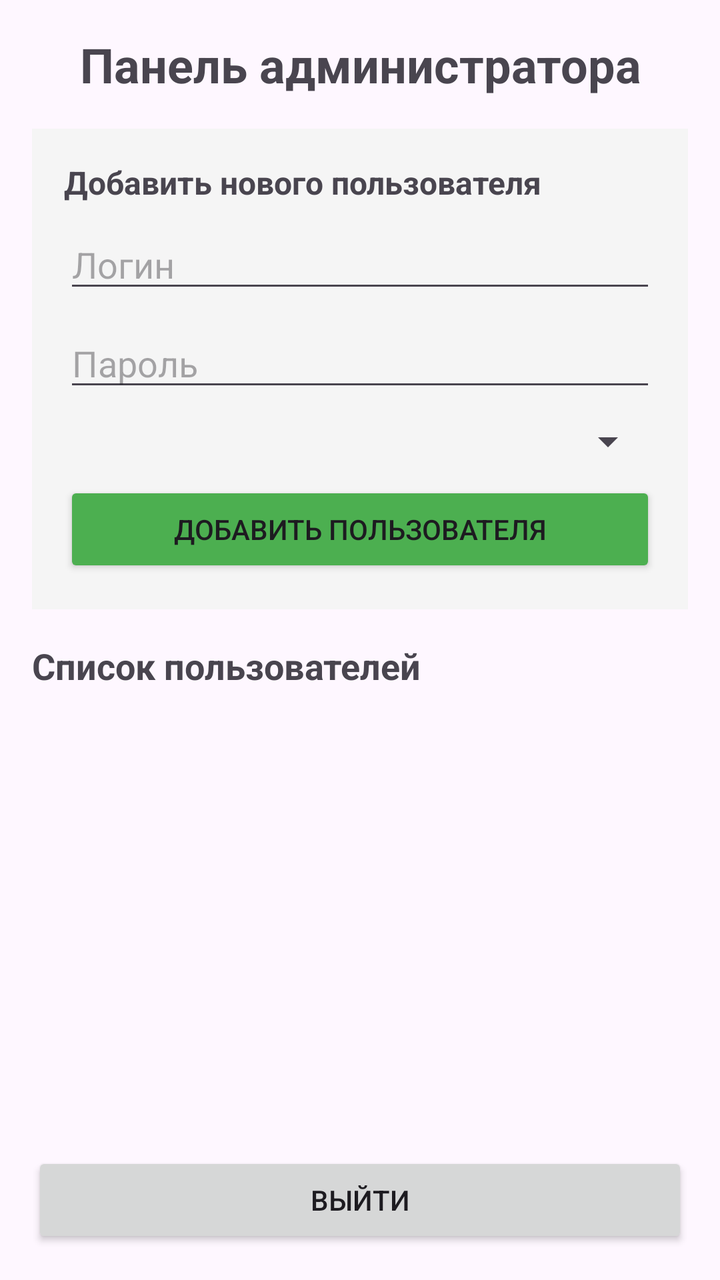
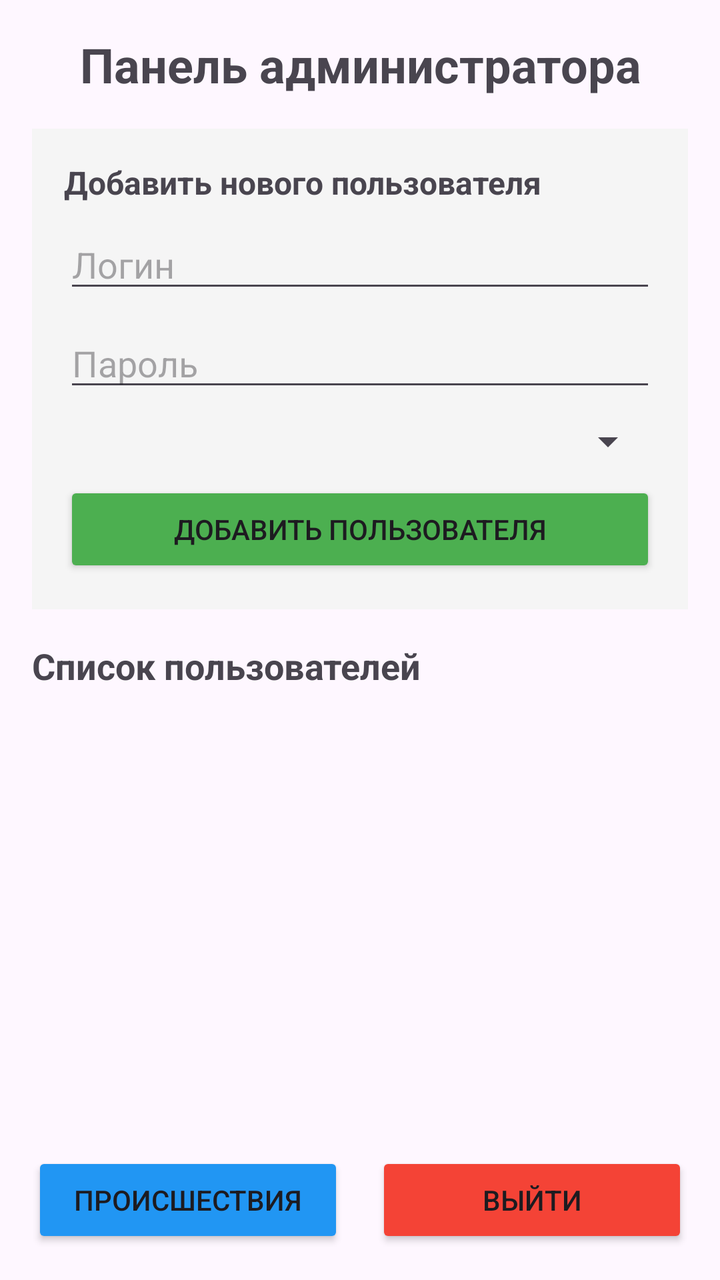

The first picture is an Android layout as it rendered before a commit; the second is the same layout after the commit. The layout source and the unified diff follow.
<!-- AndroidManifest.xml: application theme Theme.First_Aid -->
<!-- res/layout/activity_admin.xml -->
<?xml version="1.0" encoding="utf-8"?>
<LinearLayout xmlns:android="http://schemas.android.com/apk/res/android"
    android:layout_width="match_parent"
    android:layout_height="match_parent"
    android:orientation="vertical"
    android:padding="16dp">

    <TextView
        android:layout_width="match_parent"
        android:layout_height="wrap_content"
        android:text="Панель администратора"
        android:textSize="24sp"
        android:textStyle="bold"
        android:gravity="center"
        android:layout_marginBottom="16dp" />

    
    <LinearLayout
        android:layout_width="match_parent"
        android:layout_height="wrap_content"
        android:orientation="vertical"
        android:background="#f5f5f5"
        android:padding="16dp"
        android:layout_marginBottom="16dp">

        <TextView
            android:layout_width="match_parent"
            android:layout_height="wrap_content"
            android:text="Добавить нового пользователя"
            android:textSize="16sp"
            android:textStyle="bold"
            android:layout_marginBottom="8dp" />

        <EditText
            android:id="@+id/etNewLogin"
            android:layout_width="match_parent"
            android:layout_height="wrap_content"
            android:hint="Логин"
            android:layout_marginBottom="8dp" />

        <EditText
            android:id="@+id/etNewPassword"
            android:layout_width="match_parent"
            android:layout_height="wrap_content"
            android:hint="Пароль"
            android:layout_marginBottom="8dp" />

        <Spinner
            android:id="@+id/spinnerNewPosition"
            android:layout_width="match_parent"
            android:layout_height="wrap_content"
            android:layout_marginBottom="8dp" />

        <Button
            android:id="@+id/btnAddUser"
            android:layout_width="match_parent"
            android:layout_height="wrap_content"
            android:text="Добавить пользователя"
            android:backgroundTint="#4CAF50" />

    </LinearLayout>

    
    <TextView
        android:layout_width="match_parent"
        android:layout_height="wrap_content"
        android:text="Список пользователей"
        android:textSize="18sp"
        android:textStyle="bold"
        android:layout_marginBottom="8dp" />

    <ListView
        android:id="@+id/lvUsers"
        android:layout_width="match_parent"
        android:layout_height="0dp"
        android:layout_weight="1" />

    <Button
        android:id="@+id/btnLogout"
        android:layout_width="match_parent"
        android:layout_height="wrap_content"
        android:text="Выйти"
        android:layout_marginTop="16dp" />

</LinearLayout>
<!-- resources referenced by this layout -->
<resources>
  <style name="Theme.First_Aid" parent="Base.Theme.First_Aid" />
  <style name="Base.Theme.First_Aid" parent="Theme.Material3.DayNight.NoActionBar">
          
          
      </style>
</resources>

<!-- the commit's change to res/layout/activity_admin.xml (unified diff, before → after) -->
@@ -75,11 +75,31 @@
         android:layout_height="0dp"
         android:layout_weight="1" />
 
-    <Button
-        android:id="@+id/btnLogout"
+    
+    <LinearLayout
         android:layout_width="match_parent"
         android:layout_height="wrap_content"
-        android:text="Выйти"
-        android:layout_marginTop="16dp" />
+        android:orientation="horizontal"
+        android:layout_marginTop="16dp">
+
+        <Button
+            android:id="@+id/btnIncidents"
+            android:layout_width="0dp"
+            android:layout_height="wrap_content"
+            android:layout_weight="1"
+            android:text="Происшествия"
+            android:layout_marginEnd="8dp"
+            android:backgroundTint="#2196F3" />
+
+        <Button
+            android:id="@+id/btnLogout"
+            android:layout_width="0dp"
+            android:layout_height="wrap_content"
+            android:layout_weight="1"
+            android:text="Выйти"
+            android:layout_marginStart="8dp"
+            android:backgroundTint="#F44336" />
+
+    </LinearLayout>
 
 </LinearLayout>
